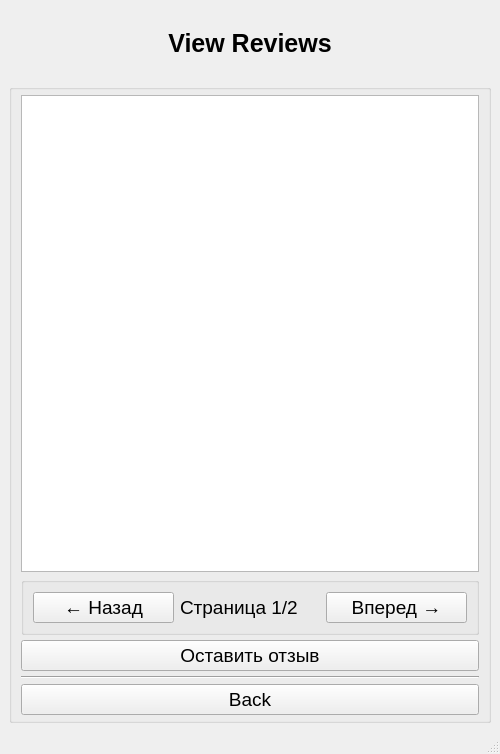
Old version of the form advanced/practice_7_GUI/resources/ui/view_reviews.ui in the repository novobranchenko-danil/124-19.
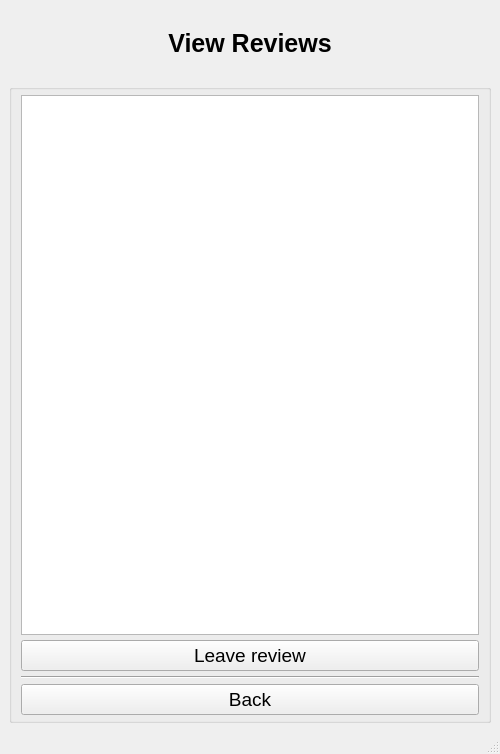
New version of the form.

Patch:
```diff
--- a/advanced/practice_7_GUI/resources/ui/view_reviews.ui
+++ b/advanced/practice_7_GUI/resources/ui/view_reviews.ui
@@ -88,7 +88,7 @@
       <property name="alignment">
        <set>Qt::AlignmentFlag::AlignCenter</set>
       </property>
-      <layout class="QVBoxLayout" name="verticalLayout" stretch="0,0,0,0,1">
+      <layout class="QVBoxLayout" name="verticalLayout" stretch="0,0,0,1">
        <property name="spacing">
         <number>5</number>
        </property>
@@ -104,40 +104,10 @@
        <item>
         <widget class="QTableWidget" name="output_table_info"/>
        </item>
-       <item>
-        <widget class="QGroupBox" name="groupBox_2">
-         <property name="title">
-          <string/>
-         </property>
-         <layout class="QHBoxLayout" name="horizontalLayout_3">
-          <item>
-           <widget class="QPushButton" name="back_page_button">
-            <property name="text">
-             <string>← Назад</string>
-            </property>
-           </widget>
-          </item>
-          <item>
-           <widget class="QLabel" name="pagination_info">
-            <property name="text">
-             <string>Страница 1/2</string>
-            </property>
-           </widget>
-          </item>
-          <item>
-           <widget class="QPushButton" name="next_page_button">
-            <property name="text">
-             <string>Вперед →</string>
-            </property>
-           </widget>
-          </item>
-         </layout>
-        </widget>
-       </item>
        <item>
         <widget class="QPushButton" name="leave_review_button">
          <property name="text">
-          <string>Оставить отзыв</string>
+          <string>Leave review</string>
          </property>
         </widget>
        </item>
```
